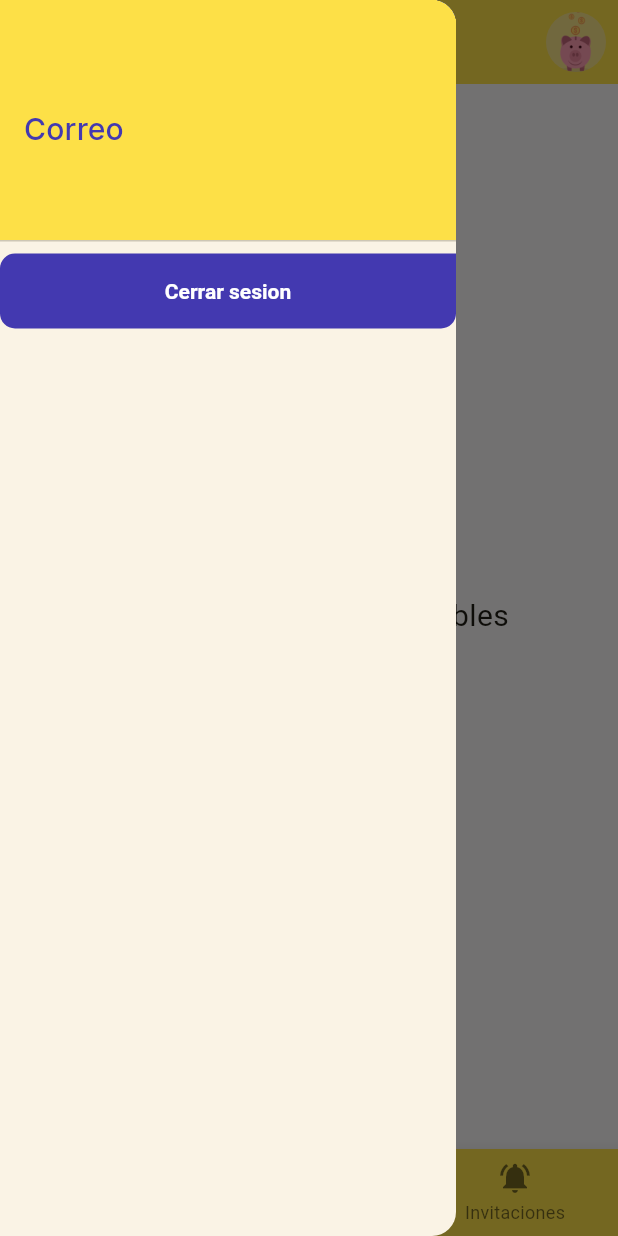
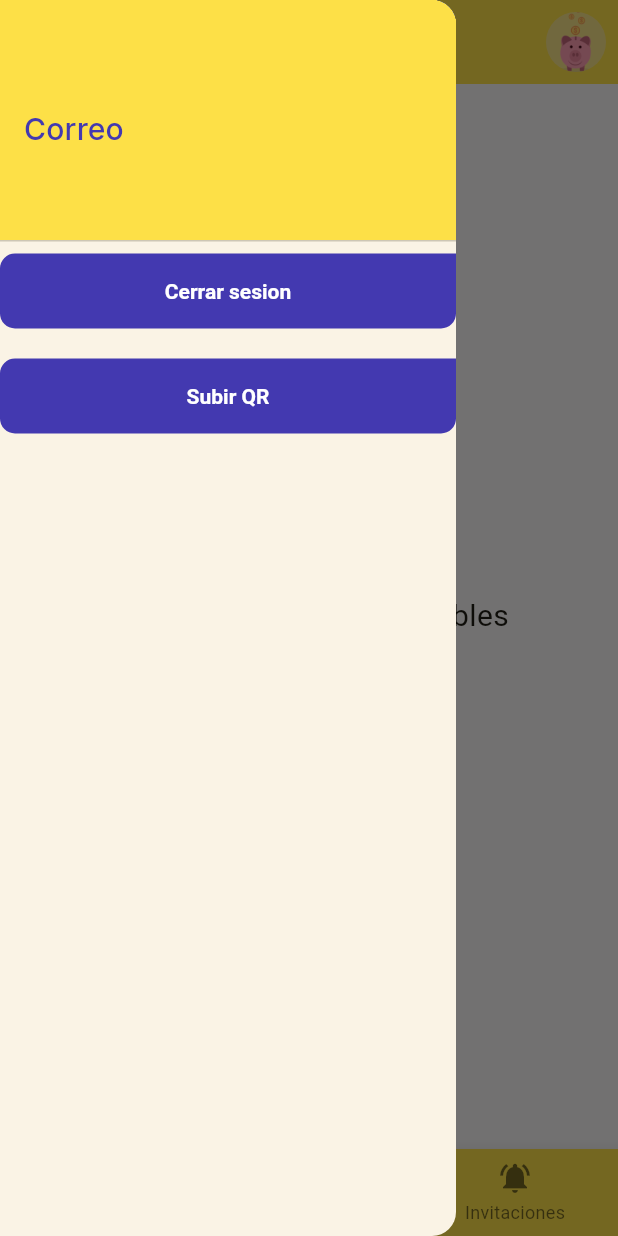
Before and after one commit to Nraihpuael/pasanaku-movil, a Flutter app: the HomeScreen screen opened by its route, with the side drawer open, on a phone screen of 412 x 824 dp. Run offline on Flutter 3.47's test engine with Material 3 defaults, Android fonts, the light colour scheme and no system bars; our stand-ins replace firebase_core, firebase_messaging, go_router, google_fonts, image_picker and 1 more; missing offline and left inert: dart:ffi; accounts and stored records are empty; network calls fail; statements that could not run were skipped.

Commit message:
subir qr

```diff
--- a/lib/views/home/presentation/screens/home_screen.dart
+++ b/lib/views/home/presentation/screens/home_screen.dart
@@ -3,6 +3,7 @@ import 'package:flutter/scheduler.dart';
 import 'package:go_router/go_router.dart';
 import 'package:pasanaku/models/invitacion.dart';
 import 'package:pasanaku/views/home/presentation/controllers/home_controller.dart';
+import 'package:pasanaku/views/juegos/screens/subir_qr_screen.dart';
 import 'package:pasanaku/views/shared/widgets/custom_filled_button.dart';
 
 
@@ -210,6 +211,26 @@ Widget _drawer(TextTheme styles, HomeController con){
                 con.logout();
               },
             )
+          ),
+          SizedBox(height: 20,),
+          SizedBox(
+            width: double.infinity,
+            height: 50,
+            child: CustomFilledButton(
+              text: 'Subir QR',
+              buttonColor: Color(0xff4339B0),
+              onPressed: (){
+                Navigator.push(
+                context,
+                MaterialPageRoute(
+                  builder: (context) => SubirQrScreen(
+                    user: con.user,
+                  ),
+                ),
+              );
+                print("tenemos que subir qr");
+              },
+            )
           )
 
 
--- a/pubspec.yaml
+++ b/pubspec.yaml
@@ -20,6 +20,7 @@ dependencies:
   go_router: ^13.2.2
   google_fonts: ^6.2.1
   http: ^1.2.1
+  image_picker: ^1.1.0
   shared_preferences: ^2.2.3
 
 dev_dependencies:
```
Also changed, not shown: lib/views/juegos/screens/subir_qr_screen.dart (added, +90 -0 lines), 5 other files.
